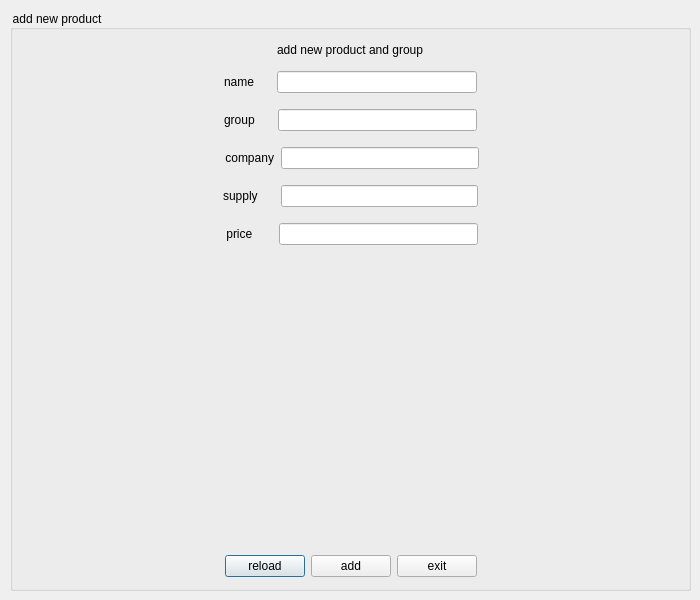
The window that adminadd.ui (melika-ag8/finalfoof) describes before a commit, drawn with Qt 5.
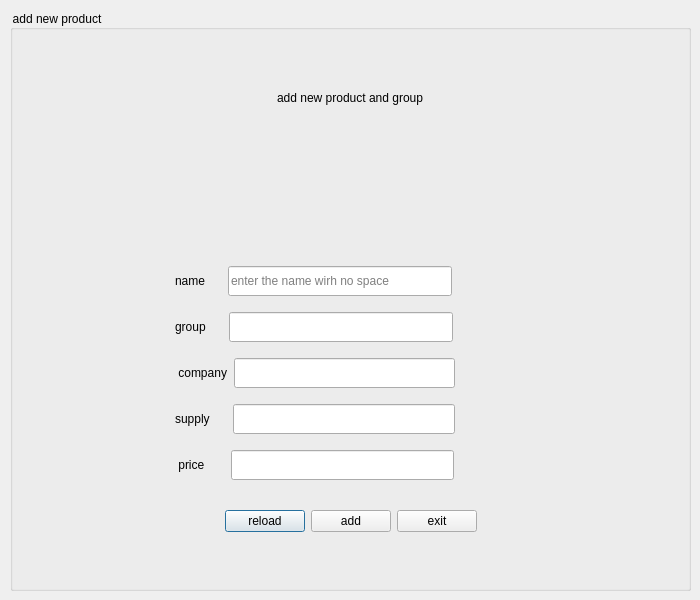
The same window after the commit. Icons and pictures are not drawn.

Patch:
```diff
--- a/adminadd.ui
+++ b/adminadd.ui
@@ -119,6 +119,22 @@
          </item>
         </layout>
        </item>
+       <item>
+        <spacer name="verticalSpacer_2">
+         <property name="orientation">
+          <enum>Qt::Vertical</enum>
+         </property>
+         <property name="sizeType">
+          <enum>QSizePolicy::Fixed</enum>
+         </property>
+         <property name="sizeHint" stdset="0">
+          <size>
+           <width>20</width>
+           <height>100</height>
+          </size>
+         </property>
+        </spacer>
+       </item>
        <item>
         <layout class="QHBoxLayout" name="horizontalLayout_3">
          <property name="leftMargin">
@@ -138,9 +154,12 @@
            <property name="orientation">
             <enum>Qt::Horizontal</enum>
            </property>
+           <property name="sizeType">
+            <enum>QSizePolicy::Fixed</enum>
+           </property>
            <property name="sizeHint" stdset="0">
             <size>
-             <width>40</width>
+             <width>150</width>
              <height>20</height>
             </size>
            </property>
@@ -179,6 +198,9 @@
            <property name="styleSheet">
             <string notr="true">color:black;</string>
            </property>
+           <property name="placeholderText">
+            <string>enter the name wirh no space</string>
+           </property>
           </widget>
          </item>
          <item>
@@ -215,9 +237,12 @@
            <property name="orientation">
             <enum>Qt::Horizontal</enum>
            </property>
+           <property name="sizeType">
+            <enum>QSizePolicy::Fixed</enum>
+           </property>
            <property name="sizeHint" stdset="0">
             <size>
-             <width>40</width>
+             <width>150</width>
              <height>20</height>
             </size>
            </property>
@@ -295,9 +320,12 @@
            <property name="orientation">
             <enum>Qt::Horizontal</enum>
            </property>
+           <property name="sizeType">
+            <enum>QSizePolicy::Fixed</enum>
+           </property>
            <property name="sizeHint" stdset="0">
             <size>
-             <width>40</width>
+             <width>150</width>
              <height>20</height>
             </size>
            </property>
@@ -372,9 +400,12 @@
            <property name="orientation">
             <enum>Qt::Horizontal</enum>
            </property>
+           <property name="sizeType">
+            <enum>QSizePolicy::Fixed</enum>
+           </property>
            <property name="sizeHint" stdset="0">
             <size>
-             <width>40</width>
+             <width>150</width>
              <height>20</height>
             </size>
            </property>
@@ -449,9 +480,12 @@
            <property name="orientation">
             <enum>Qt::Horizontal</enum>
            </property>
+           <property name="sizeType">
+            <enum>QSizePolicy::Fixed</enum>
+           </property>
            <property name="sizeHint" stdset="0">
             <size>
-             <width>40</width>
+             <width>150</width>
              <height>20</height>
             </size>
            </property>
@@ -507,37 +541,8 @@
          </item>
         </layout>
        </item>
-       <item>
-        <spacer name="verticalSpacer_2">
-         <property name="orientation">
-          <enum>Qt::Vertical</enum>
-         </property>
-         <property name="sizeHint" stdset="0">
-          <size>
-           <width>20</width>
-           <height>40</height>
-          </size>
-         </property>
-        </spacer>
-       </item>
       </layout>
      </item>
-     <item>
-      <spacer name="verticalSpacer">
-       <property name="orientation">
-        <enum>Qt::Vertical</enum>
-       </property>
-       <property name="sizeType">
-        <enum>QSizePolicy::Fixed</enum>
-       </property>
-       <property name="sizeHint" stdset="0">
-        <size>
-         <width>20</width>
-         <height>80</height>
-        </size>
-       </property>
-      </spacer>
-     </item>
      <item>
       <widget class="QWidget" name="horizontalWidget_2" native="true">
        <property name="sizePolicy">
@@ -612,6 +617,22 @@
        </layout>
       </widget>
      </item>
+     <item>
+      <spacer name="verticalSpacer">
+       <property name="orientation">
+        <enum>Qt::Vertical</enum>
+       </property>
+       <property name="sizeType">
+        <enum>QSizePolicy::Fixed</enum>
+       </property>
+       <property name="sizeHint" stdset="0">
+        <size>
+         <width>20</width>
+         <height>40</height>
+        </size>
+       </property>
+      </spacer>
+     </item>
     </layout>
    </widget>
   </widget>
```
